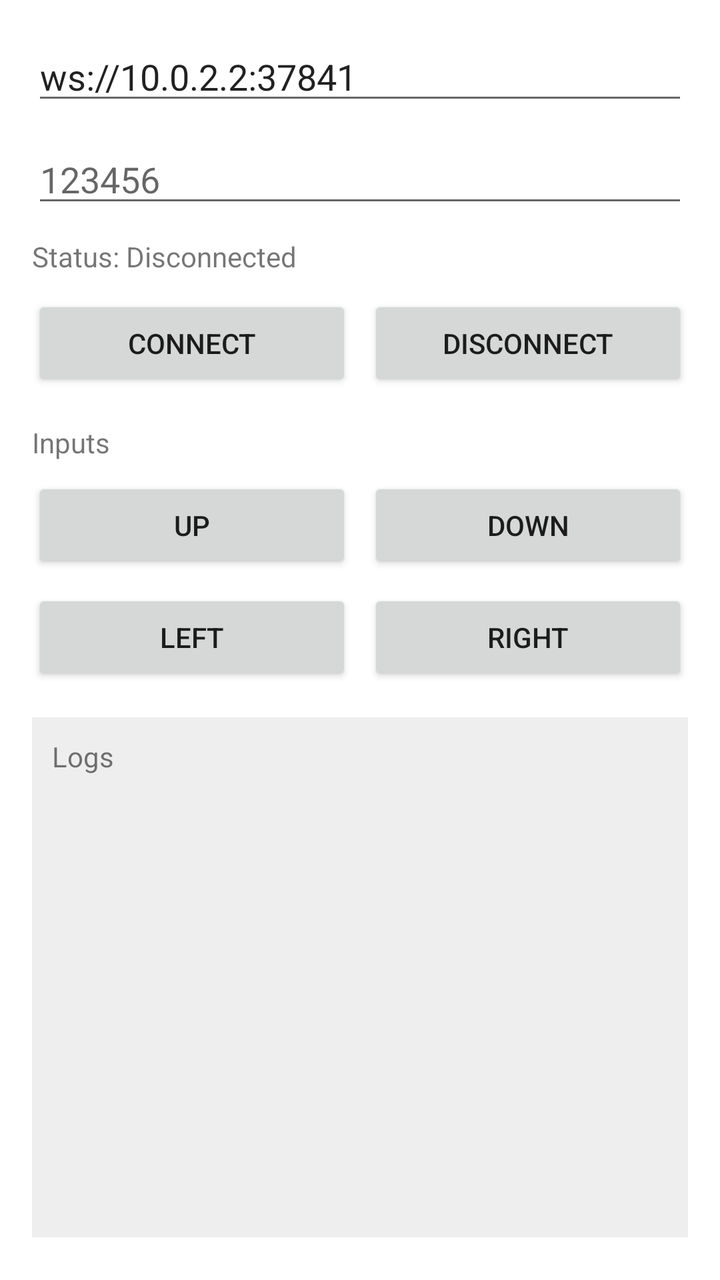
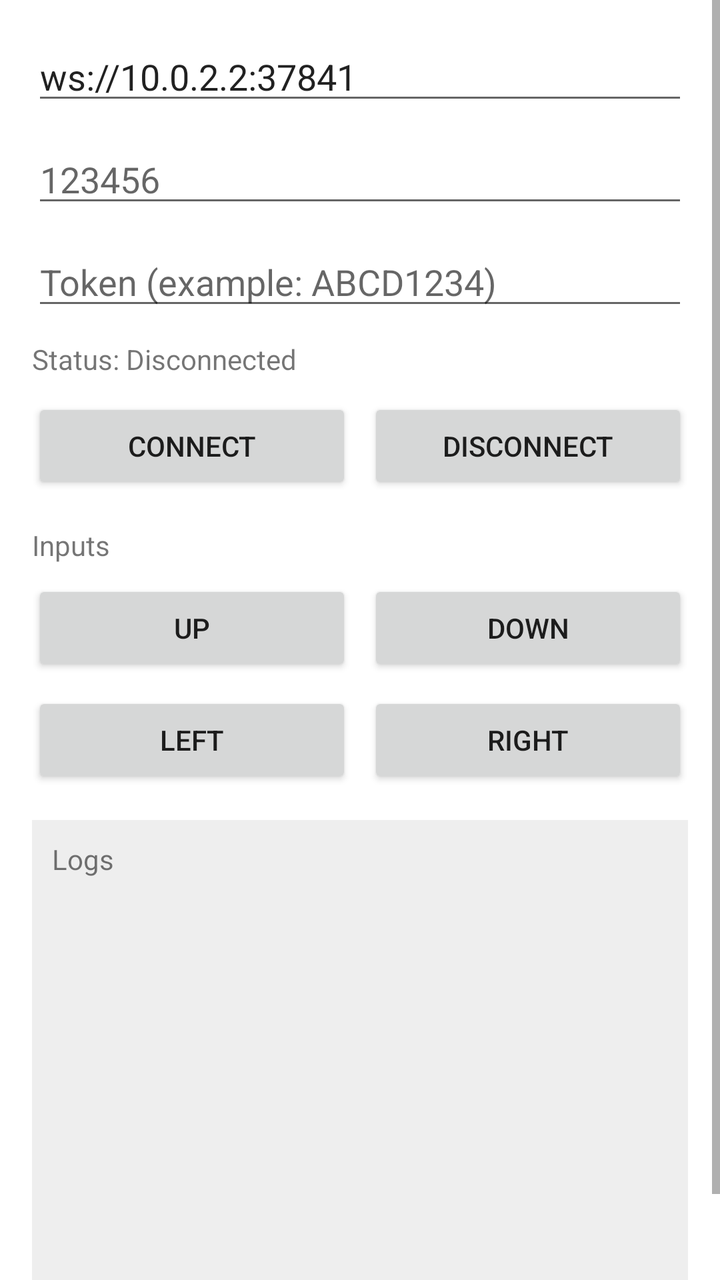

The first picture is an Android layout as it rendered before a commit; the second is the same layout after the commit. The layout source and the unified diff follow.
<!-- AndroidManifest.xml: application theme Theme.GameRemoteAndroid -->
<!-- res/layout/activity_main.xml -->
<?xml version="1.0" encoding="utf-8"?>
<ScrollView xmlns:android="http://schemas.android.com/apk/res/android"
    android:layout_width="match_parent"
    android:layout_height="match_parent"
    android:fillViewport="true">

    <LinearLayout
        android:layout_width="match_parent"
        android:layout_height="wrap_content"
        android:orientation="vertical"
        android:padding="16dp">

        <EditText
            android:id="@+id/etServerUrl"
            android:layout_width="match_parent"
            android:layout_height="wrap_content"
            android:hint="ws://192.168.1.10:37841"
            android:inputType="textUri"
            android:text="ws://10.0.2.2:37841" />

        <EditText
            android:id="@+id/etCode"
            android:layout_width="match_parent"
            android:layout_height="wrap_content"
            android:layout_marginTop="10dp"
            android:ems="6"
            android:hint="123456"
            android:inputType="number"
            android:maxLength="6" />

        <TextView
            android:id="@+id/tvStatus"
            android:layout_width="wrap_content"
            android:layout_height="wrap_content"
            android:layout_marginTop="10dp"
            android:text="Status: Disconnected" />

        <LinearLayout
            android:layout_width="match_parent"
            android:layout_height="wrap_content"
            android:layout_marginTop="10dp"
            android:orientation="horizontal">

            <Button
                android:id="@+id/btnConnect"
                android:layout_width="0dp"
                android:layout_height="wrap_content"
                android:layout_weight="1"
                android:text="Connect" />

            <Button
                android:id="@+id/btnDisconnect"
                android:layout_width="0dp"
                android:layout_height="wrap_content"
                android:layout_marginStart="8dp"
                android:layout_weight="1"
                android:text="Disconnect" />
        </LinearLayout>

        <TextView
            android:layout_width="wrap_content"
            android:layout_height="wrap_content"
            android:layout_marginTop="16dp"
            android:text="Inputs" />

        <LinearLayout
            android:layout_width="match_parent"
            android:layout_height="wrap_content"
            android:layout_marginTop="8dp"
            android:orientation="horizontal">

            <Button
                android:id="@+id/btnUp"
                android:layout_width="0dp"
                android:layout_height="wrap_content"
                android:layout_weight="1"
                android:text="Up" />

            <Button
                android:id="@+id/btnDown"
                android:layout_width="0dp"
                android:layout_height="wrap_content"
                android:layout_marginStart="8dp"
                android:layout_weight="1"
                android:text="Down" />
        </LinearLayout>

        <LinearLayout
            android:layout_width="match_parent"
            android:layout_height="wrap_content"
            android:layout_marginTop="8dp"
            android:orientation="horizontal">

            <Button
                android:id="@+id/btnLeft"
                android:layout_width="0dp"
                android:layout_height="wrap_content"
                android:layout_weight="1"
                android:text="Left" />

            <Button
                android:id="@+id/btnRight"
                android:layout_width="0dp"
                android:layout_height="wrap_content"
                android:layout_marginStart="8dp"
                android:layout_weight="1"
                android:text="Right" />
        </LinearLayout>

        <TextView
            android:id="@+id/tvLog"
            android:layout_width="match_parent"
            android:layout_height="260dp"
            android:layout_marginTop="16dp"
            android:background="#EEEEEE"
            android:padding="10dp"
            android:text="Logs\n" />
    </LinearLayout>
</ScrollView>
<!-- resources referenced by this layout -->
<resources>
  <style name="Theme.GameRemoteAndroid" parent="Theme.MaterialComponents.DayNight.NoActionBar">
          <item name="colorPrimary">#00695C</item>
          <item name="colorPrimaryVariant">#004D40</item>
          <item name="colorOnPrimary">#FFFFFF</item>
          <item name="colorSecondary">#00897B</item>
          <item name="colorOnSecondary">#FFFFFF</item>
          <item name="android:statusBarColor" tools:targetApi="l">#004D40</item>
      </style>
</resources>

<!-- the commit's change to res/layout/activity_main.xml (unified diff, before → after) -->
@@ -27,6 +27,14 @@
             android:hint="123456"
             android:inputType="number"
             android:maxLength="6" />
+
+        <EditText
+            android:id="@+id/etToken"
+            android:layout_width="match_parent"
+            android:layout_height="wrap_content"
+            android:layout_marginTop="10dp"
+            android:hint="Token (example: ABCD1234)"
+            android:inputType="textNoSuggestions" />
 
         <TextView
             android:id="@+id/tvStatus"
